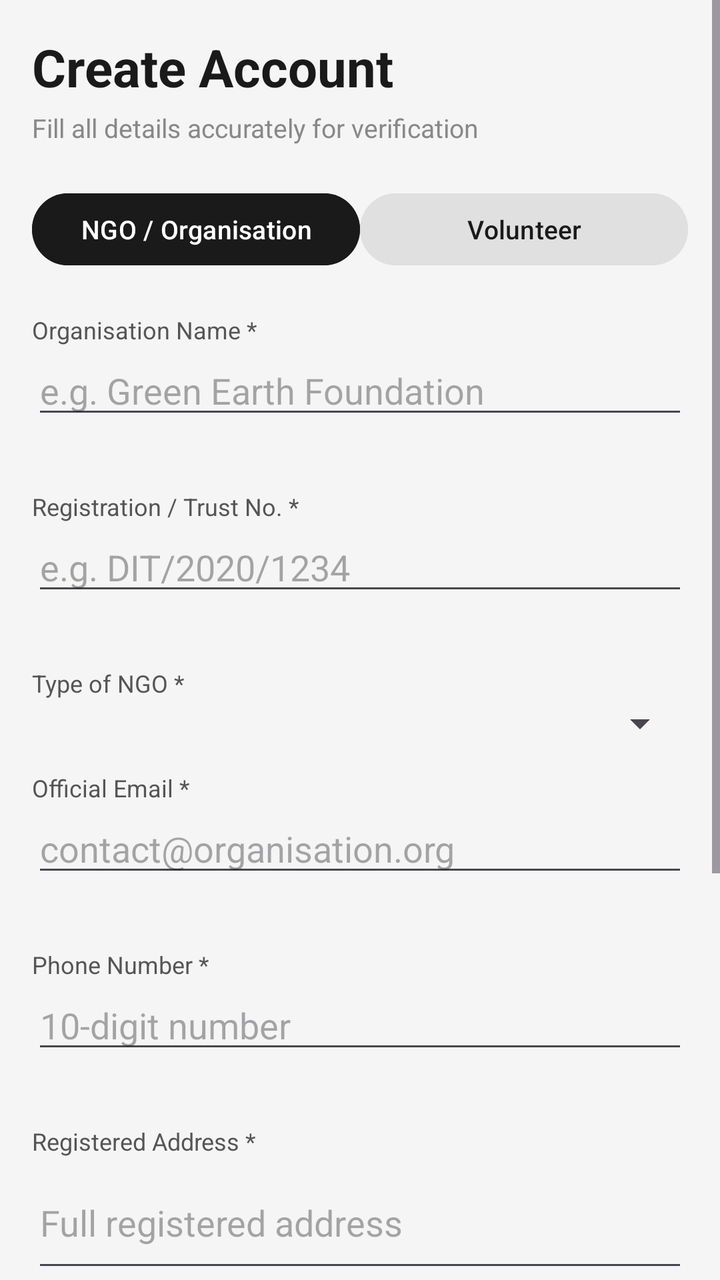
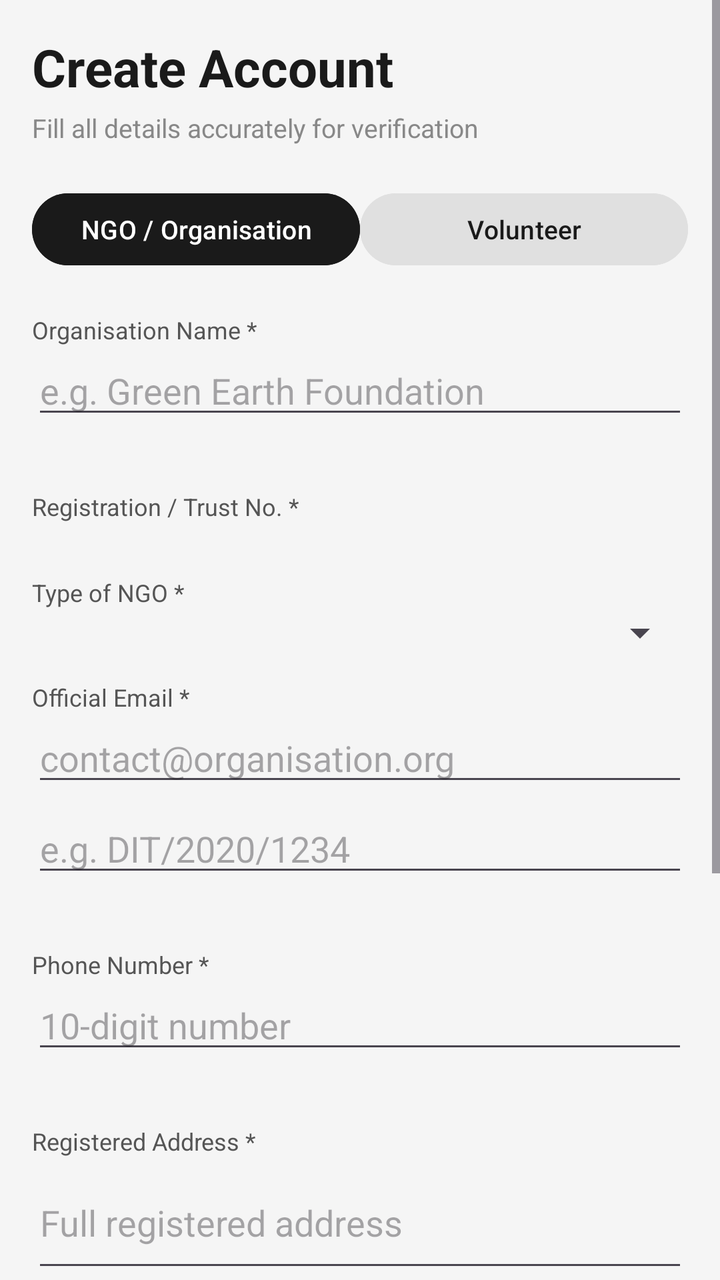

The first picture is an Android layout as it rendered before a commit; the second is the same layout after the commit. The layout source and the unified diff follow.
<!-- AndroidManifest.xml: application theme Theme.SmartSeva -->
<!-- res/layout/activity_register.xml -->
<?xml version="1.0" encoding="utf-8"?>
<ScrollView xmlns:android="http://schemas.android.com/apk/res/android"
    android:layout_width="match_parent"
    android:layout_height="match_parent"
    android:background="#F5F5F5">

    <LinearLayout
        android:layout_width="match_parent"
        android:layout_height="wrap_content"
        android:orientation="vertical"
        android:padding="16dp">

        
        <TextView
            android:layout_width="match_parent"
            android:layout_height="wrap_content"
            android:text="Create Account"
            android:textSize="26sp"
            android:textStyle="bold"
            android:textColor="#1A1A1A"
            android:layout_marginBottom="4dp"/>

        <TextView
            android:layout_width="match_parent"
            android:layout_height="wrap_content"
            android:text="Fill all details accurately for verification"
            android:textSize="13sp"
            android:textColor="#888888"
            android:layout_marginBottom="20dp"/>

        
        <LinearLayout
            android:layout_width="match_parent"
            android:layout_height="wrap_content"
            android:orientation="horizontal"
            android:layout_marginBottom="20dp">

            <Button
                android:id="@+id/btnTabNGO"
                android:layout_width="0dp"
                android:layout_height="44dp"
                android:layout_weight="1"
                android:text="NGO / Organisation"
                android:textSize="13sp"
                android:backgroundTint="#1A1A1A"
                android:textColor="#FFFFFF"/>

            <Button
                android:id="@+id/btnTabVolunteer"
                android:layout_width="0dp"
                android:layout_height="44dp"
                android:layout_weight="1"
                android:text="Volunteer"
                android:textSize="13sp"
                android:backgroundTint="#E0E0E0"
                android:textColor="#1A1A1A"/>
        </LinearLayout>

        
        <LinearLayout
            android:id="@+id/layoutNGO"
            android:layout_width="match_parent"
            android:layout_height="wrap_content"
            android:orientation="vertical"
            android:visibility="visible">

            
            <TextView android:layout_width="match_parent" android:layout_height="wrap_content"
                android:text="Organisation Name *" android:textSize="12sp" android:textColor="#555"/>
            <EditText
                android:id="@+id/etOrgName"
                android:layout_width="match_parent"
                android:layout_height="wrap_content"
                android:hint="e.g. Green Earth Foundation"
                android:inputType="textPersonName"
                android:layout_marginBottom="4dp"/>
            <TextView android:id="@+id/errOrgName" android:layout_width="match_parent"
                android:layout_height="wrap_content" android:textColor="#E24B4A"
                android:textSize="11sp" android:layout_marginBottom="12dp"/>

            
            <TextView android:layout_width="match_parent" android:layout_height="wrap_content"
                android:text="Registration / Trust No. *" android:textSize="12sp" android:textColor="#555"/>
            <EditText
                android:id="@+id/etRegNo"
                android:layout_width="match_parent"
                android:layout_height="wrap_content"
                android:hint="e.g. DIT/2020/1234"
                android:inputType="text"
                android:layout_marginBottom="4dp"/>
            <TextView android:id="@+id/errRegNo" android:layout_width="match_parent"
                android:layout_height="wrap_content" android:textColor="#E24B4A"
                android:textSize="11sp" android:layout_marginBottom="12dp"/>

            
            <TextView android:layout_width="match_parent" android:layout_height="wrap_content"
                android:text="Type of NGO *" android:textSize="12sp" android:textColor="#555"/>
            <Spinner
                android:id="@+id/spinnerNGOType"
                android:layout_width="match_parent"
                android:layout_height="wrap_content"
                android:layout_marginBottom="12dp"/>

            
            <TextView android:layout_width="match_parent" android:layout_height="wrap_content"
                android:text="Official Email *" android:textSize="12sp" android:textColor="#555"/>
            <EditText
                android:id="@+id/etNGOEmail"
                android:layout_width="match_parent"
                android:layout_height="wrap_content"
                android:hint="contact@organisation.org"
                android:inputType="textEmailAddress"
                android:layout_marginBottom="4dp"/>
            <TextView android:id="@+id/errNGOEmail" android:layout_width="match_parent"
                android:layout_height="wrap_content" android:textColor="#E24B4A"
                android:textSize="11sp" android:layout_marginBottom="12dp"/>

            
            <TextView android:layout_width="match_parent" android:layout_height="wrap_content"
                android:text="Phone Number *" android:textSize="12sp" android:textColor="#555"/>
            <EditText
                android:id="@+id/etNGOPhone"
                android:layout_width="match_parent"
                android:layout_height="wrap_content"
                android:hint="10-digit number"
                android:inputType="phone"
                android:maxLength="10"
                android:layout_marginBottom="4dp"/>
            <TextView android:id="@+id/errNGOPhone" android:layout_width="match_parent"
                android:layout_height="wrap_content" android:textColor="#E24B4A"
                android:textSize="11sp" android:layout_marginBottom="12dp"/>

            
            <TextView android:layout_width="match_parent" android:layout_height="wrap_content"
                android:text="Registered Address *" android:textSize="12sp" android:textColor="#555"/>
            <EditText
                android:id="@+id/etNGOAddress"
                android:layout_width="match_parent"
                android:layout_height="wrap_content"
                android:hint="Full registered address"
                android:inputType="textMultiLine"
                android:minLines="2"
                android:layout_marginBottom="4dp"/>
            <TextView android:id="@+id/errNGOAddress" android:layout_width="match_parent"
                android:layout_height="wrap_content" android:textColor="#E24B4A"
                android:textSize="11sp" android:layout_marginBottom="12dp"/>

            
            <TextView android:layout_width="match_parent" android:layout_height="wrap_content"
                android:text="Password *" android:textSize="12sp" android:textColor="#555"/>
            <EditText
                android:id="@+id/etNGOPassword"
                android:layout_width="match_parent"
                android:layout_height="wrap_content"
                android:hint="Min 8 chars, 1 number"
                android:inputType="textPassword"
                android:layout_marginBottom="4dp"/>
            <TextView android:id="@+id/errNGOPassword" android:layout_width="match_parent"
                android:layout_height="wrap_content" android:textColor="#E24B4A"
                android:textSize="11sp" android:layout_marginBottom="12dp"/>

            
            <TextView android:layout_width="match_parent" android:layout_height="wrap_content"
                android:text="Confirm Password *" android:textSize="12sp" android:textColor="#555"/>
            <EditText
                android:id="@+id/etNGOConfirmPassword"
                android:layout_width="match_parent"
                android:layout_height="wrap_content"
                android:hint="Re-enter password"
                android:inputType="textPassword"
                android:layout_marginBottom="4dp"/>
            <TextView android:id="@+id/errNGOConfirmPassword" android:layout_width="match_parent"
                android:layout_height="wrap_content" android:textColor="#E24B4A"
                android:textSize="11sp" android:layout_marginBottom="20dp"/>

            <Button
                android:id="@+id/btnRegisterNGO"
                android:layout_width="match_parent"
                android:layout_height="50dp"
                android:text="Register Organisation"
                android:backgroundTint="#1A1A1A"
                android:textColor="#FFFFFF"
                android:layout_marginBottom="16dp"/>
        </LinearLayout>

        
        <LinearLayout
            android:id="@+id/layoutVolunteer"
            android:layout_width="match_parent"
            android:layout_height="wrap_content"
            android:orientation="vertical"
            android:visibility="gone">

            
            <TextView android:layout_width="match_parent" android:layout_height="wrap_content"
                android:text="First Name *" android:textSize="12sp" android:textColor="#555"/>
            <EditText
                android:id="@+id/etFirstName"
                android:layout_width="match_parent"
                android:layout_height="wrap_content"
                android:hint="e.g. Priya"
                android:inputType="textPersonName"
                android:layout_marginBottom="4dp"/>
            <TextView android:id="@+id/errFirstName" android:layout_width="match_parent"
                android:layout_height="wrap_content" android:textColor="#E24B4A"
                android:textSize="11sp" android:layout_marginBottom="12dp"/>

            
            <TextView android:layout_width="match_parent" android:layout_height="wrap_content"
                android:text="Last Name *" android:textSize="12sp" android:textColor="#555"/>
            <EditText
                android:id="@+id/etLastName"
                android:layout_width="match_parent"
                android:layout_height="wrap_content"
                android:hint="e.g. Sharma"
                android:inputType="textPersonName"
                android:layout_marginBottom="4dp"/>
            <TextView android:id="@+id/errLastName" android:layout_width="match_parent"
                android:layout_height="wrap_content" android:textColor="#E24B4A"
                android:textSize="11sp" android:layout_marginBottom="12dp"/>

            
            <TextView android:layout_width="match_parent" android:layout_height="wrap_content"
                android:text="Email Address *" android:textSize="12sp" android:textColor="#555"/>
            <EditText
                android:id="@+id/etVolEmail"
                android:layout_width="match_parent"
                android:layout_height="wrap_content"
                android:hint="yourname@example.com"
                android:inputType="textEmailAddress"
                android:layout_marginBottom="4dp"/>
            <TextView android:id="@+id/errVolEmail" android:layout_width="match_parent"
                android:layout_height="wrap_content" android:textColor="#E24B4A"
                android:textSize="11sp" android:layout_marginBottom="12dp"/>

            
            <TextView android:layout_width="match_parent" android:layout_height="wrap_content"
                android:text="Phone Number *" android:textSize="12sp" android:textColor="#555"/>
            <EditText
                android:id="@+id/etVolPhone"
                android:layout_width="match_parent"
                android:layout_height="wrap_content"
                android:hint="10-digit number"
                android:inputType="phone"
                android:maxLength="10"
                android:layout_marginBottom="4dp"/>
            <TextView android:id="@+id/errVolPhone" android:layout_width="match_parent"
                android:layout_height="wrap_content" android:textColor="#E24B4A"
                android:textSize="11sp" android:layout_marginBottom="12dp"/>

            
            <TextView android:layout_width="match_parent" android:layout_height="wrap_content"
                android:text="Government ID Type *" android:textSize="12sp" android:textColor="#555"/>
            <Spinner
                android:id="@+id/spinnerIDType"
                android:layout_width="match_parent"
                android:layout_height="wrap_content"
                android:layout_marginBottom="12dp"/>

            
            <TextView android:layout_width="match_parent" android:layout_height="wrap_content"
                android:text="ID Number *" android:textSize="12sp" android:textColor="#555"/>
            <EditText
                android:id="@+id/etIDNumber"
                android:layout_width="match_parent"
                android:layout_height="wrap_content"
                android:hint="Enter your ID number"
                android:inputType="text"
                android:layout_marginBottom="4dp"/>
            <TextView android:id="@+id/errIDNumber" android:layout_width="match_parent"
                android:layout_height="wrap_content" android:textColor="#E24B4A"
                android:textSize="11sp" android:layout_marginBottom="12dp"/>

            
            <TextView android:layout_width="match_parent" android:layout_height="wrap_content"
                android:text="Password *" android:textSize="12sp" android:textColor="#555"/>
            <EditText
                android:id="@+id/etVolPassword"
                android:layout_width="match_parent"
                android:layout_height="wrap_content"
                android:hint="Min 8 chars, 1 number"
                android:inputType="textPassword"
                android:layout_marginBottom="4dp"/>
            <TextView android:id="@+id/errVolPassword" android:layout_width="match_parent"
                android:layout_height="wrap_content" android:textColor="#E24B4A"
                android:textSize="11sp" android:layout_marginBottom="12dp"/>

            
            <TextView android:layout_width="match_parent" android:layout_height="wrap_content"
                android:text="Confirm Password *" android:textSize="12sp" android:textColor="#555"/>
            <EditText
                android:id="@+id/etVolConfirmPassword"
                android:layout_width="match_parent"
                android:layout_height="wrap_content"
                android:hint="Re-enter password"
                android:inputType="textPassword"
                android:layout_marginBottom="4dp"/>
            <TextView android:id="@+id/errVolConfirmPassword" android:layout_width="match_parent"
                android:layout_height="wrap_content" android:textColor="#E24B4A"
                android:textSize="11sp" android:layout_marginBottom="20dp"/>

            <Button
                android:id="@+id/btnRegisterVolunteer"
                android:layout_width="match_parent"
                android:layout_height="50dp"
                android:text="Register as Volunteer"
                android:backgroundTint="#1A1A1A"
                android:textColor="#FFFFFF"
                android:layout_marginBottom="16dp"/>
        </LinearLayout>

    </LinearLayout>
</ScrollView>
<!-- resources referenced by this layout -->
<resources>
  <style name="Theme.SmartSeva" parent="Base.Theme.SmartSeva" />
  <style name="Base.Theme.SmartSeva" parent="Theme.Material3.DayNight.NoActionBar">
          
          
      </style>
</resources>

<!-- the commit's change to res/layout/activity_register.xml (unified diff, before → after) -->
@@ -81,13 +81,7 @@
             
             <TextView android:layout_width="match_parent" android:layout_height="wrap_content"
                 android:text="Registration / Trust No. *" android:textSize="12sp" android:textColor="#555"/>
-            <EditText
-                android:id="@+id/etRegNo"
-                android:layout_width="match_parent"
-                android:layout_height="wrap_content"
-                android:hint="e.g. DIT/2020/1234"
-                android:inputType="text"
-                android:layout_marginBottom="4dp"/>
+
             <TextView android:id="@+id/errRegNo" android:layout_width="match_parent"
                 android:layout_height="wrap_content" android:textColor="#E24B4A"
                 android:textSize="11sp" android:layout_marginBottom="12dp"/>
@@ -111,6 +105,15 @@
                 android:hint="contact@organisation.org"
                 android:inputType="textEmailAddress"
                 android:layout_marginBottom="4dp"/>
+
+            <EditText
+                android:id="@+id/etRegNo"
+                android:layout_width="match_parent"
+                android:layout_height="wrap_content"
+                android:layout_marginBottom="4dp"
+                android:hint="e.g. DIT/2020/1234"
+                android:inputType="text" />
+
             <TextView android:id="@+id/errNGOEmail" android:layout_width="match_parent"
                 android:layout_height="wrap_content" android:textColor="#E24B4A"
                 android:textSize="11sp" android:layout_marginBottom="12dp"/>
@@ -250,6 +253,54 @@
 
             
             <TextView android:layout_width="match_parent" android:layout_height="wrap_content"
+                android:text="Passport Photo *" android:textSize="12sp" android:textColor="#555"/>
+
+            <LinearLayout
+                android:layout_width="match_parent"
+                android:layout_height="wrap_content"
+                android:orientation="horizontal"
+                android:gravity="center_vertical"
+                android:layout_marginBottom="4dp">
+
+                <ImageView
+                    android:id="@+id/imgPassportPhoto"
+                    android:layout_width="90dp"
+                    android:layout_height="110dp"
+                    android:scaleType="centerCrop"
+                    android:background="@drawable/photo_placeholder_bg"
+                    android:src="@drawable/ic_add_photo"
+                    android:layout_marginEnd="16dp"/>
+
+                <LinearLayout
+                    android:layout_width="wrap_content"
+                    android:layout_height="wrap_content"
+                    android:orientation="vertical">
+
+                    <Button
+                        android:id="@+id/btnUploadPhoto"
+                        android:layout_width="wrap_content"
+                        android:layout_height="40dp"
+                        android:text="Choose Photo"
+                        android:textSize="12sp"
+                        android:backgroundTint="#1A1A1A"
+                        android:textColor="#FFFFFF"/>
+
+                    <TextView
+                        android:layout_width="wrap_content"
+                        android:layout_height="wrap_content"
+                        android:text="JPG or PNG, max 2MB\nWhite background preferred"
+                        android:textSize="11sp"
+                        android:textColor="#888888"
+                        android:layout_marginTop="8dp"/>
+                </LinearLayout>
+            </LinearLayout>
+
+            <TextView android:id="@+id/errPassportPhoto" android:layout_width="match_parent"
+                android:layout_height="wrap_content" android:textColor="#E24B4A"
+                android:textSize="11sp" android:layout_marginBottom="12dp"/>
+
+            
+            <TextView android:layout_width="match_parent" android:layout_height="wrap_content"
                 android:text="Government ID Type *" android:textSize="12sp" android:textColor="#555"/>
             <Spinner
                 android:id="@+id/spinnerIDType"
<!-- resource entries referenced after the edit -->
@@ -1,5 +1,23 @@
 <!-- resources referenced by this layout -->
 <resources>
+  <!-- drawable ic_add_photo (drawable) -->
+  <?xml version="1.0" encoding="utf-8"?>
+  <vector xmlns:android="http://schemas.android.com/apk/res/android"
+      android:width="36dp"
+      android:height="36dp"
+      android:viewportWidth="24"
+      android:viewportHeight="24">
+      <path
+          android:fillColor="#AAAAAA"
+          android:pathData="M12,2C6.48,2 2,6.48 2,12s4.48,10 10,10 10,-4.48 10,-10S17.52,2 12,2zm5,11h-4v4h-2v-4H7v-2h4V7h2v4h4v2z"/>
+  </vector>
+  <!-- drawable photo_placeholder_bg (drawable) -->
+  <?xml version="1.0" encoding="utf-8"?>
+  <shape xmlns:android="http://schemas.android.com/apk/res/android">
+      <solid android:color="#F5F5F5"/>
+      <stroke android:width="1dp" android:color="#CCCCCC"/>
+      <corners android:radius="8dp"/>
+  </shape>
   <style name="Theme.SmartSeva" parent="Base.Theme.SmartSeva" />
   <style name="Base.Theme.SmartSeva" parent="Theme.Material3.DayNight.NoActionBar">
           
